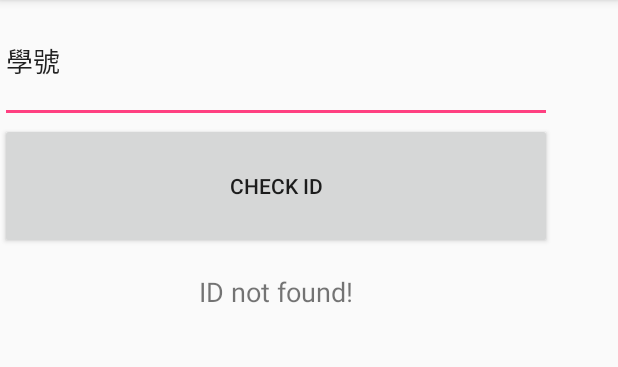
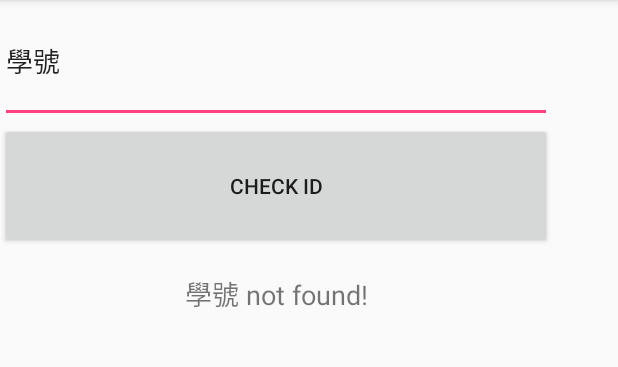
Before and after one commit to nckucsiewv/Confirm_identity_app, an Android app: the screen it shows after launch (MainActivity), after a tap on "CHECK ID", on a phone screen of 412 x 824 dp, the part 84-451 px from its top. Run offline under Robolectric (Android 15) with nearby library versions, the phone set to English and light mode, and no system bars; our stand-ins replace Firebase (no records; nobody signed in at launch, a user with empty details on screens opened directly).

Commit message:
modity check function in to java class API

```diff
--- /dev/null
+++ b/app/src/main/java/csiewv/yuwen/app/app/ApiCallback.java
@@ -0,0 +1,12 @@
+package csiewv.yuwen.app.app;
+
+/**
+ * Created by mac on 18/10/2017.
+ */
+
+public interface ApiCallback {
+    void studentIdExist(String studentId);
+    void studentIdNonExist(String studentId);
+    void studentIdCheckError();
+    void studentIdCheckProcessing(String studentId);
+}
--- /dev/null
+++ b/app/src/main/java/csiewv/yuwen/app/app/Database.java
@@ -0,0 +1,61 @@
+package csiewv.yuwen.app.app;
+
+import android.content.Context;
+import android.util.Log;
+import android.widget.TextView;
+
+import com.google.firebase.database.DataSnapshot;
+import com.google.firebase.database.DatabaseError;
+import com.google.firebase.database.DatabaseReference;
+import com.google.firebase.database.FirebaseDatabase;
+import com.google.firebase.database.Query;
+import com.google.firebase.database.ValueEventListener;
+
+/**
+ * Created by mac on 18/10/2017.
+ */
+
+public final class Database {
+
+    public ApiCallback apiCallback;
+
+    final FirebaseDatabase database = FirebaseDatabase.getInstance();
+    private DatabaseReference mDatabase;
+
+    public final int ID_EXIST = 1;
+    public final int ID_NON_EXIST = 0;
+    public final int CHECKID_ERROR = -1;
+
+    // constructor
+    public Database(Context context){
+        apiCallback = (ApiCallback) context;
+    }
+
+    // check if the id exists in the firebase
+    // the checking result will be displayed under the 'check' btn
+    //
+    public void checkExistanceByStudentId(final String studentId){
+        mDatabase = database.getReference();
+        Query query = mDatabase.child("users").orderByKey().equalTo(studentId);
+        apiCallback.studentIdCheckProcessing(studentId);
+        query.addListenerForSingleValueEvent(new ValueEventListener() {
+            @Override
+            public void onDataChange(DataSnapshot dataSnapshot) {
+                if(dataSnapshot.exists()){
+                    Log.d("myLog", "ID found!");
+                    apiCallback.studentIdExist(studentId);
+                }else{
+                    Log.d("myLog", "ID not found!");
+                    apiCallback.studentIdNonExist(studentId);
+                }
+            }
+
+            @Override
+            public void onCancelled(DatabaseError databaseError) {
+                apiCallback.studentIdCheckError();
+            }
+
+        });
+
+    }
+}
--- a/app/src/main/java/csiewv/yuwen/app/app/MainActivity.java
+++ b/app/src/main/java/csiewv/yuwen/app/app/MainActivity.java
@@ -13,46 +13,45 @@ import com.google.firebase.database.FirebaseDatabase;
 import com.google.firebase.database.Query;
 import com.google.firebase.database.ValueEventListener;
 
-public class MainActivity extends AppCompatActivity {
+public class MainActivity extends AppCompatActivity implements ApiCallback{
 
-    public DatabaseReference myRef;
+    private final Database db = new Database(this);
 
     @Override
     protected void onCreate(Bundle savedInstanceState) {
         super.onCreate(savedInstanceState);
         setContentView(R.layout.activity_main);
 
-        FirebaseDatabase database = FirebaseDatabase.getInstance();
-        myRef = database.getReference();
     }
 
     // called when users clicking the 'check id' btn
     public void sendCheckingID(View view){
         EditText editText = (EditText) findViewById(R.id.editText_num);
-        checkID(editText.getText().toString());
+        db.checkExistanceByStudentId(editText.getText().toString());
     }
 
-    // check if the id exists in the firebase
-    // the checking result will be displayed under the 'check' btn
-    public void checkID(String id){
-        Query query = myRef.child("player").orderByChild("id").equalTo(id);
-        query.addListenerForSingleValueEvent(new ValueEventListener() {
-            @Override
-            public void onDataChange(DataSnapshot dataSnapshot) {
-                TextView textView = (TextView) findViewById(R.id.textView_checkResult);
-                if(dataSnapshot.exists()){
-                    textView.setText("ID found!");
-                }else{
-                    textView.setText("ID not found!");
-                }
-            }
 
-            @Override
-            public void onCancelled(DatabaseError databaseError) {
-
-            }
-        });
-
+    @Override
+    public void studentIdExist(String studentId) {
+        TextView textView = (TextView) findViewById(R.id.textView_checkResult);
+        textView.setText(studentId+" found!");
     }
 
+    @Override
+    public void studentIdNonExist(String studentId) {
+        TextView textView = (TextView) findViewById(R.id.textView_checkResult);
+        textView.setText(studentId+" not found!");
+    }
+
+    @Override
+    public void studentIdCheckError() {
+        TextView textView = (TextView) findViewById(R.id.textView_checkResult);
+        textView.setText("ID checking error");
+    }
+
+    @Override
+    public void studentIdCheckProcessing(String studentId) {
+        TextView textView = (TextView) findViewById(R.id.textView_checkResult);
+        textView.setText(studentId+" checking");
+    }
 }
```
